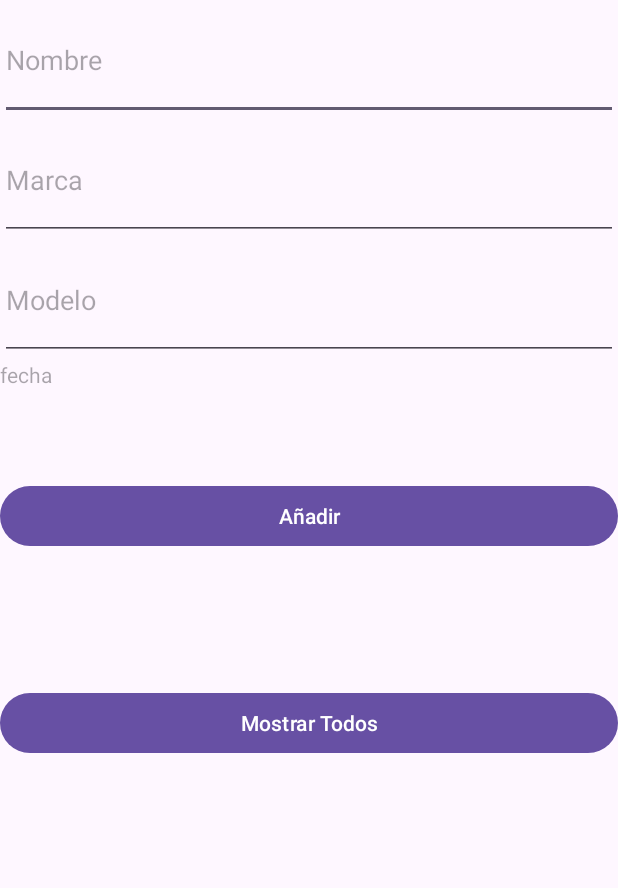
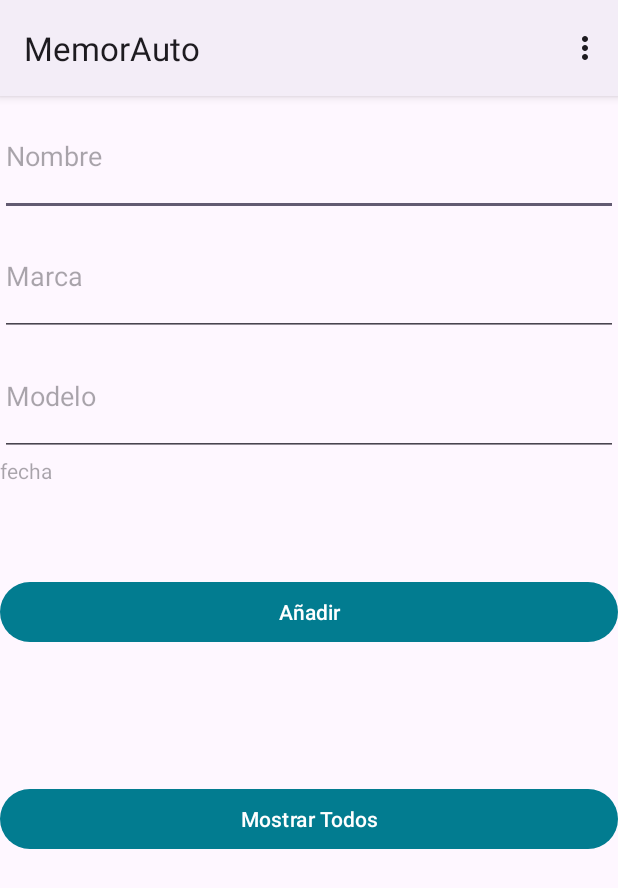
Before and after one commit to Coleguilla/Project-MemorAuto, an Android app: the screen it shows after launch (MainActivity), on a phone screen of 412 x 824 dp. Shown: the top 888 px of the screen. Run offline under Robolectric (Android 15) with nearby library versions, the phone set to English and light mode, and no system bars.

Commit message:
Tercer commit

```diff
--- a/app/src/main/java/com/example/memorauto/MainActivity.java
+++ b/app/src/main/java/com/example/memorauto/MainActivity.java
@@ -5,6 +5,7 @@ import androidx.appcompat.app.AppCompatActivity;
 import android.app.DatePickerDialog;
 import android.os.Bundle;
 import android.util.Log;
+import android.view.Menu;
 import android.view.View;
 import android.widget.DatePicker;
 import android.widget.EditText;
@@ -26,6 +27,12 @@ public class MainActivity extends AppCompatActivity {
         super.onCreate(savedInstanceState);
         setContentView(R.layout.activity_main);
         configView();
+    }
+
+    @Override
+    public boolean onCreateOptionsMenu(Menu menu) {
+        getMenuInflater().inflate(R.menu.menu_principal, menu);
+        return true;
     }
 
     private void configView() {
--- /dev/null
+++ b/app/src/main/res/menu/menu_principal.xml
@@ -0,0 +1,9 @@
+<?xml version="1.0" encoding="utf-8"?>
+<menu xmlns:android="http://schemas.android.com/apk/res/android">
+
+    <item
+        android:id="@+id/mNuevoVehiculo"
+        android:layout_width="wrap_content"
+        android:layout_height="wrap_content"
+        android:title="Nuevo vehículo" />
+</menu>
--- a/app/src/main/res/values/colors.xml
+++ b/app/src/main/res/values/colors.xml
@@ -2,4 +2,8 @@
 <resources>
     <color name="black">#FF000000</color>
     <color name="white">#FFFFFFFF</color>
+
+    <color name="bluepetrol">#027C90</color>
+    <color name="bluemedium">#A9DEE7</color>
+    <color name="bluelight">#DDF2F5</color>
 </resources>
--- a/app/src/main/res/values/themes.xml
+++ b/app/src/main/res/values/themes.xml
@@ -1,9 +1,11 @@
 <resources xmlns:tools="http://schemas.android.com/tools">
     <!-- Base application theme. -->
-    <style name="Base.Theme.MemorAuto" parent="Theme.Material3.DayNight.NoActionBar">
+    <style name="Base.Theme.MemorAuto" parent="Theme.Material3.DayNight">
         <!-- Customize your light theme here. -->
         <!-- <item name="colorPrimary">@color/my_light_primary</item> -->
+        <item name="colorPrimary">@color/bluepetrol</item>
     </style>
 
     <style name="Theme.MemorAuto" parent="Base.Theme.MemorAuto" />
+
 </resources>
```
